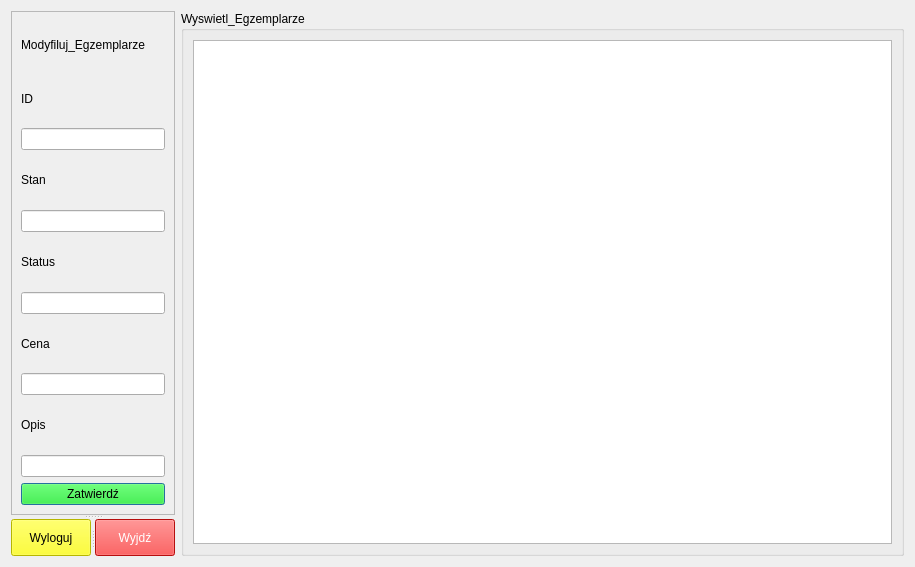
First picture: the form in ap_QT/interfejs_technika.ui, repository MedokinStudia/bazy_qt, before the edit.
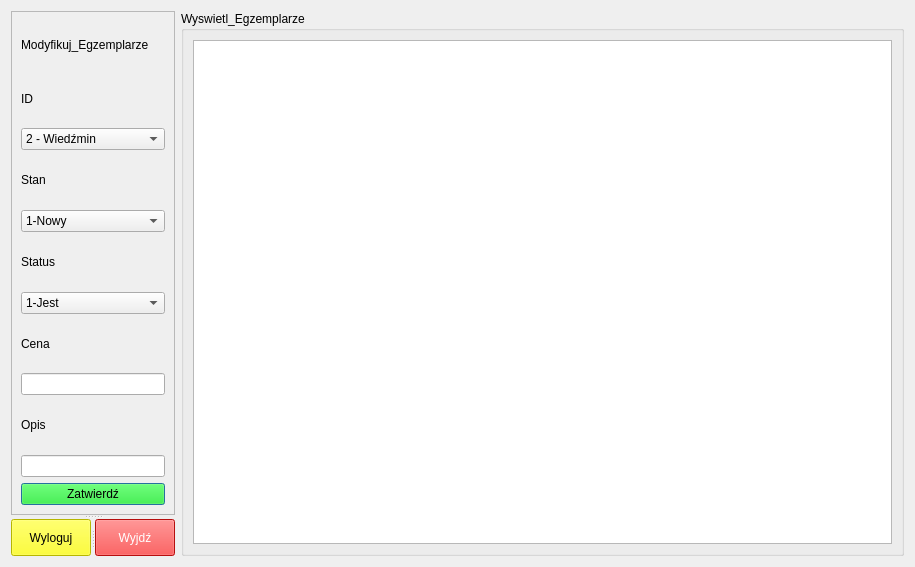
Second picture: the form after the edit.

Patch:
```diff
--- a/ap_QT/interfejs_technika.ui
+++ b/ap_QT/interfejs_technika.ui
@@ -28,15 +28,15 @@
         <rect>
          <x>0</x>
          <y>0</y>
-         <width>274</width>
-         <height>505</height>
+         <width>153</width>
+         <height>502</height>
         </rect>
        </property>
        <layout class="QVBoxLayout" name="verticalLayout">
         <item>
          <widget class="QLabel" name="label">
           <property name="text">
-           <string>Modyfiluj_Egzemplarze</string>
+           <string>Modyfikuj_Egzemplarze</string>
           </property>
          </widget>
         </item>
@@ -48,10 +48,27 @@
          </widget>
         </item>
         <item>
-         <widget class="QLineEdit" name="lineEdit_ID">
-          <property name="text">
-           <string/>
-          </property>
+         <widget class="QComboBox" name="comboBox_3">
+          <item>
+           <property name="text">
+            <string>2 - Wiedźmin</string>
+           </property>
+          </item>
+          <item>
+           <property name="text">
+            <string>4 - Gwint</string>
+           </property>
+          </item>
+          <item>
+           <property name="text">
+            <string>6 - Wiedźmin 2</string>
+           </property>
+          </item>
+          <item>
+           <property name="text">
+            <string>7 - Wiedźmin 3</string>
+           </property>
+          </item>
          </widget>
         </item>
         <item>
@@ -62,10 +79,17 @@
          </widget>
         </item>
         <item>
-         <widget class="QLineEdit" name="lineEdit_Stan">
-          <property name="text">
-           <string/>
-          </property>
+         <widget class="QComboBox" name="comboBox">
+          <item>
+           <property name="text">
+            <string>1-Nowy</string>
+           </property>
+          </item>
+          <item>
+           <property name="text">
+            <string>2-Używany</string>
+           </property>
+          </item>
          </widget>
         </item>
         <item>
@@ -76,10 +100,17 @@
          </widget>
         </item>
         <item>
-         <widget class="QLineEdit" name="lineEdit_Status">
-          <property name="text">
-           <string/>
-          </property>
+         <widget class="QComboBox" name="comboBox_2">
+          <item>
+           <property name="text">
+            <string>1-Jest</string>
+           </property>
+          </item>
+          <item>
+           <property name="text">
+            <string>2-Nie ma</string>
+           </property>
+          </item>
          </widget>
         </item>
         <item>
```
Left out of the diff: 2 changed lines with no effect on the pictures.
